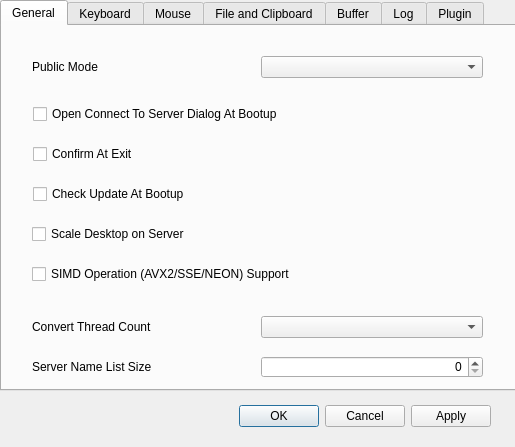
This is src/GUI/preference_dialog.ui in funfun-dc5/qtbrynhildr as Qt 5 draws it before an edit. The edited form follows.
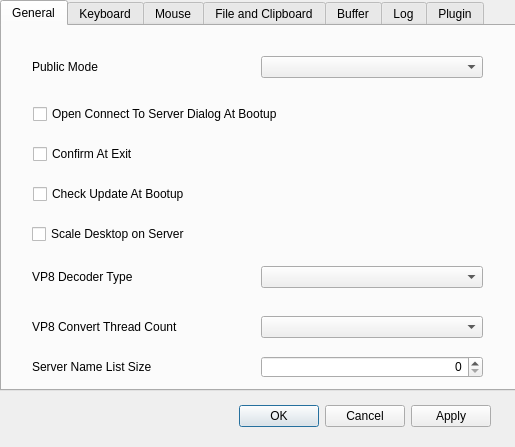
This is the edited form.

```diff
--- a/src/GUI/preference_dialog.ui
+++ b/src/GUI/preference_dialog.ui
@@ -149,7 +149,7 @@
       <item>
        <widget class="QLabel" name="label_convertThreadCount">
         <property name="text">
-         <string>Convert Thread Count</string>
+         <string>VP8 Convert Thread Count</string>
         </property>
        </widget>
       </item>
@@ -171,18 +171,27 @@
       <string>Scale Desktop on Server</string>
      </property>
     </widget>
-    <widget class="QCheckBox" name="checkBox_onSIMDOperationSupport">
+    <widget class="QWidget" name="layoutWidget_11">
      <property name="geometry">
       <rect>
        <x>30</x>
        <y>240</y>
        <width>451</width>
-       <height>16</height>
+       <height>22</height>
       </rect>
      </property>
-     <property name="text">
-      <string>SIMD Operation (AVX2/SSE/NEON) Support</string>
-     </property>
+     <layout class="QHBoxLayout" name="horizontalLayout_4">
+      <item>
+       <widget class="QLabel" name="label_decoder">
+        <property name="text">
+         <string>VP8 Decoder Type</string>
+        </property>
+       </widget>
+      </item>
+      <item>
+       <widget class="QComboBox" name="comboBox_SIMDOperationTypeName"/>
+      </item>
+     </layout>
     </widget>
    </widget>
    <widget class="QWidget" name="tab_keyboard">
```
